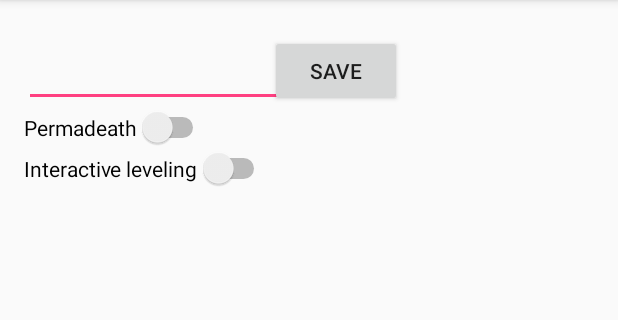
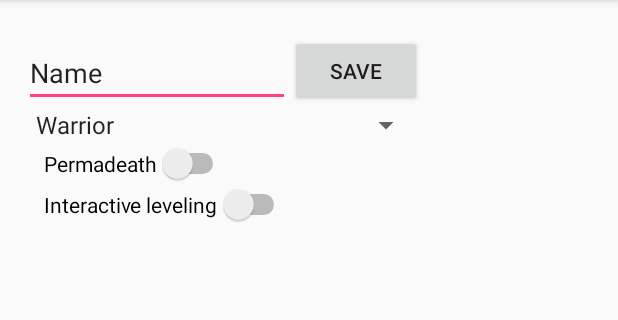
Before and after one commit to amorrisgips/BasicRPG, an Android app: the CharacterScreen screen opened directly, with no data from a screen before it, after a tap on "SAVE", on a phone screen of 412 x 824 dp, the part 84-404 px from its top. Run offline under Robolectric (Android 15) with nearby library versions, the phone set to English and light mode, and no system bars; 1 statement that could not run was skipped.

Commit message:
Java classes are in place to create a battle; I need to save character data somehow though

```diff
--- a/app/src/main/AndroidManifest.xml
+++ b/app/src/main/AndroidManifest.xml
@@ -20,8 +20,6 @@
                 <category android:name="android.intent.category.LAUNCHER" />
             </intent-filter>
         </activity>
-        <activity android:name=".Overworld" />
-        <activity android:name=".MapLocation" />
         <activity android:name=".CharacterScreen" />
         <!--
  ATTENTION: This was auto-generated to add Google Play services to your project for
@@ -32,7 +30,8 @@
             android:value="@integer/google_play_services_version" />
 
         <activity android:name=".Settings" />
-        <activity android:name=".LoadGame"></activity>
+        <activity android:name=".LoadGame" />
+        <activity android:name=".Battle"></activity>
     </application>
 
 </manifest>
--- a/app/src/main/java/com/example/sierra/basicrpg/Overworld.java
+++ b/app/src/main/java/com/example/sierra/basicrpg/Battle.java
@@ -1,15 +1,13 @@
 package com.example.sierra.basicrpg;
 
-import android.content.Context;
 import android.support.v7.app.AppCompatActivity;
 import android.os.Bundle;
 
-public class Overworld extends AppCompatActivity {
+public class Battle extends AppCompatActivity {
 
     @Override
     protected void onCreate(Bundle savedInstanceState) {
         super.onCreate(savedInstanceState);
-        setContentView(R.layout.activity_overworld);
+        setContentView(R.layout.activity_battle);
     }
-
 }
--- a/app/src/main/java/com/example/sierra/basicrpg/CharacterScreen.java
+++ b/app/src/main/java/com/example/sierra/basicrpg/CharacterScreen.java
@@ -1,19 +1,18 @@
 package com.example.sierra.basicrpg;
 
-import android.content.Context;
 import android.content.SharedPreferences;
 import android.support.v7.app.AppCompatActivity;
 import android.os.Bundle;
 import android.view.View;
+import android.widget.ArrayAdapter;
 import android.widget.Button;
 import android.widget.CompoundButton;
 import android.widget.EditText;
+import android.widget.Spinner;
 import android.widget.Switch;
 import android.widget.Toast;
-import java.io.FileOutputStream;
 import java.io.IOException;
 
-import static com.example.sierra.basicrpg.MainActivity.FILENAME;
 import static com.example.sierra.basicrpg.MainActivity.KVFILENAME;
 
 public class CharacterScreen extends AppCompatActivity {
@@ -24,6 +23,8 @@ public class CharacterScreen extends AppCompatActivity {
     public boolean swipstate = false;
     public boolean swiilstate = false;
     public String message;
+    public Spinner classes;
+    public String choice;
 
     @Override
     protected void onCreate(Bundle savedInstanceState) {
@@ -34,14 +35,12 @@ public class CharacterScreen extends AppCompatActivity {
         save = (Button) findViewById(R.id.save);
         swip = (Switch) findViewById(R.id.switchP);
         swiil = (Switch) findViewById(R.id.switchIL);
-    }
+        classes = (Spinner) findViewById(R.id.classes);
+        ArrayAdapter<CharSequence> adapter = ArrayAdapter.createFromResource(this,
+                R.array.classes_array, android.R.layout.simple_spinner_item);
+        adapter.setDropDownViewResource(android.R.layout.simple_spinner_dropdown_item);
+        classes.setAdapter(adapter);
 
-    public void blankName(View view){
-        charName.setText("");
-    }
-
-    public void saveInfo(View view) throws IOException {
-        message = charName.getText().toString();
         swip.setOnCheckedChangeListener(new CompoundButton.OnCheckedChangeListener() {
             public void onCheckedChanged(CompoundButton buttonView, boolean isChecked) {
                 if (isChecked) {
@@ -56,24 +55,70 @@ public class CharacterScreen extends AppCompatActivity {
                 }
             }
         });
+    }
 
-        FileOutputStream fos = openFileOutput(FILENAME, Context.MODE_PRIVATE);
-        fos.write(message.getBytes());
-        fos.close();
+    public void blankName(View view){
+        charName.setText("");
+    }
+
+    public void saveInfo(View view) throws IOException, InterruptedException {
+        message = charName.getText().toString();
+        choice = classes.getSelectedItem().toString();
+        String CharName = message + " the " + choice;
+        int hp;
+        int mp;
+        int armPref;
+        int wepPref;
+
+        switch(choice)
+        {
+            case "Warrior" :
+                hp = 25;
+                mp = 10;
+                armPref = 2;
+                wepPref = 2;
+                break;
+            case "Mage" :
+                hp = 15;
+                mp = 30;
+                armPref = 1;
+                wepPref = 1;
+                break;
+            case "Archer" :
+                hp = 20;
+                mp = 10;
+                armPref = 2;
+                wepPref = 4;
+                break;
+            case "Paladin" :
+                hp = 30;
+                mp = 15;
+                armPref = 3;
+                wepPref = 3;
+                break;
+            case "Thief" :
+                hp = 15;
+                mp = 10;
+                armPref = 4;
+                wepPref = 2;
+                break;
+            default:
+                hp = 10;
+                mp = 10;
+                armPref = 2;
+                wepPref = 2;
+        }
+
+        Character Hero = new Character(CharName, hp, mp, armPref, wepPref);
+
 
         SharedPreferences settings = getSharedPreferences(KVFILENAME, 0);
         SharedPreferences.Editor editor = settings.edit();
         editor.putBoolean("permadeath", swipstate);
         editor.putBoolean("iLeveling", swiilstate);
+        editor.putString("charName", CharName);
 
         editor.apply();
-
-        editor.putBoolean("permadeath", swipstate);
-        editor.putBoolean("iLeveling", swiilstate);
-
-        editor.apply();
-
-        charName.setText("");
         Toast.makeText(getApplicationContext(),R.string.saved, Toast.LENGTH_SHORT).show();
     }
 
--- a/app/src/main/java/com/example/sierra/basicrpg/MainActivity.java
+++ b/app/src/main/java/com/example/sierra/basicrpg/MainActivity.java
@@ -10,8 +10,7 @@ import android.widget.Toast;
 
 public class MainActivity extends AppCompatActivity {
 
-    public final static String KVFILENAME = "rpg_basic_savekv";
-    public static final String FILENAME = "rpg_basic_save";
+    public final static String KVFILENAME = "rpg_basic_save";
 
     @Override
     protected void onCreate(Bundle savedInstanceState) {
--- a/app/src/main/res/layout/activity_overworld.xml
+++ b/app/src/main/res/layout/activity_battle.xml
@@ -1,13 +1,13 @@
 <?xml version="1.0" encoding="utf-8"?>
 <RelativeLayout xmlns:android="http://schemas.android.com/apk/res/android"
     xmlns:tools="http://schemas.android.com/tools"
-    android:id="@+id/activity_overworld"
+    android:id="@+id/activity_battle"
     android:layout_width="match_parent"
     android:layout_height="match_parent"
     android:paddingBottom="@dimen/activity_vertical_margin"
     android:paddingLeft="@dimen/activity_horizontal_margin"
     android:paddingRight="@dimen/activity_horizontal_margin"
     android:paddingTop="@dimen/activity_vertical_margin"
-    tools:context="com.example.sierra.basicrpg.Overworld">
+    tools:context="com.example.sierra.basicrpg.Battle">
 
 </RelativeLayout>
--- a/app/src/main/res/layout/activity_character_screen.xml
+++ b/app/src/main/res/layout/activity_character_screen.xml
@@ -22,8 +22,20 @@
         android:layout_alignParentLeft="true"
         android:layout_alignParentStart="true"
         android:maxLength="@string/charmaxlen"
-        android:onClick="blankName"/>
+        android:onClick="blankName"
+        android:layout_toLeftOf="@+id/save"
+        android:layout_toStartOf="@+id/save" />
 
+
+    <Spinner
+        android:layout_width="match_parent"
+        android:layout_height="wrap_content"
+        android:id="@+id/classes"
+        android:layout_below="@+id/charName"
+        android:layout_alignParentLeft="true"
+        android:layout_alignParentStart="true"
+        android:layout_alignRight="@+id/save"
+        android:layout_alignEnd="@+id/save" />
 
     <Button
         android:text="@string/save"
@@ -40,9 +52,11 @@
         android:layout_width="wrap_content"
         android:layout_height="wrap_content"
         android:id="@+id/switchP"
-        android:layout_below="@+id/charName"
+        android:layout_below="@+id/classes"
         android:layout_alignParentLeft="true"
-        android:layout_alignParentStart="true"/>
+        android:layout_alignParentStart="true"
+        android:layout_marginLeft="13dp"
+        android:layout_marginStart="13dp" />
 
     <Switch
         android:text="@string/interactive"
@@ -50,6 +64,7 @@
         android:layout_height="wrap_content"
         android:id="@+id/switchIL"
         android:layout_below="@+id/switchP"
-        android:layout_alignParentLeft="true"
-        android:layout_alignParentStart="true"/>
+        android:layout_alignLeft="@+id/switchP"
+        android:layout_alignStart="@+id/switchP" />
+
 </RelativeLayout>
--- a/app/src/main/res/values/strings.xml
+++ b/app/src/main/res/values/strings.xml
@@ -5,7 +5,7 @@
     <string name="charcterName">Name</string>
     <string name="permadeath">Permadeath</string>
     <string name="interactive">Interactive leveling</string>
-    <string name="versionToast">0.0.2</string>
+    <string name="versionToast">0.0.5</string>
     <string name="versionText">Version</string>
     <string name="settings">Settings</string>
     <string name="newGame">New Game</string>
@@ -14,9 +14,12 @@
     <string name="saved">Saved</string>
     <string name="charmaxlen">10</string>
 
-    <!-- TODO: Remove or change this placeholder text -->
-    <string name="hello_blank_fragment">Hello blank fragment</string>
-    <string name="fire">Fire</string>
-    <string name="cancel">Cancel</string>
-    <string name="dialog_fire_missiles">Fire missles?</string>
+    <string-array name="classes_array">
+        <item>Warrior</item>
+        <item>Mage</item>
+        <item>Archer</item>
+        <item>Paladin</item>
+        <item>Thief</item>
+    </string-array>
+
 </resources>
```
Also changed, not shown: app/src/main/java/com/example/sierra/basicrpg/Armor.java (added, +28 -0 lines), app/src/main/java/com/example/sierra/basicrpg/Enemy.java (added, +26 -0 lines), app/src/main/java/com/example/sierra/basicrpg/Equipment.java (added, +10 -0 lines), app/src/main/java/com/example/sierra/basicrpg/Inventory.java (added, +25 -0 lines), app/src/main/java/com/example/sierra/basicrpg/LoadGame.java (+7 -16 lines), app/src/main/java/com/example/sierra/basicrpg/MapLocation.java (deleted, +0 -15 lines), app/src/main/java/com/example/sierra/basicrpg/Weapon.java (added, +29 -0 lines), app/src/main/res/layout/activity_map_location.xml (deleted, +0 -13 lines).
